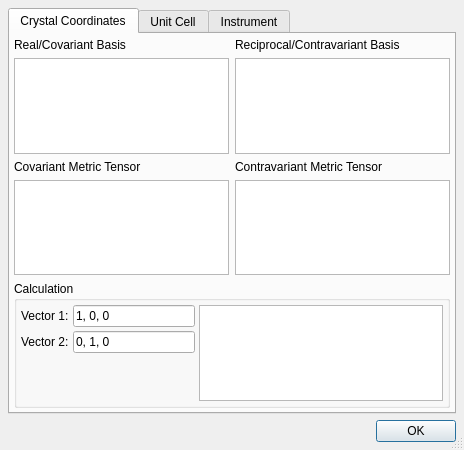
Old version of the form ui/real_params.ui in the repository tweber-ill/frm_mirror-takin1.
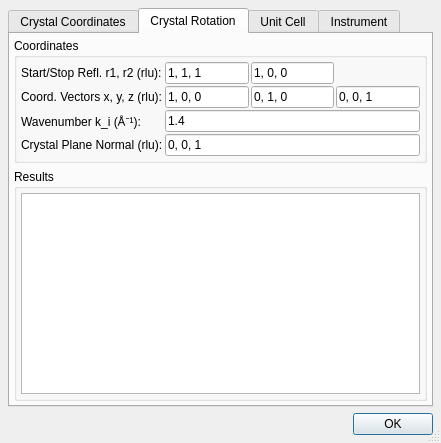
New version of the form. The open tabs and pages were chosen to show the change.

Patch:
```diff
--- a/ui/real_params.ui
+++ b/ui/real_params.ui
@@ -6,8 +6,8 @@
    <rect>
     <x>0</x>
     <y>0</y>
-    <width>464</width>
-    <height>450</height>
+    <width>441</width>
+    <height>443</height>
    </rect>
   </property>
   <property name="windowTitle">
@@ -165,6 +165,154 @@
        </item>
       </layout>
      </widget>
+     <widget class="QWidget" name="tab_4">
+      <attribute name="title">
+       <string>Crystal Rotation</string>
+      </attribute>
+      <layout class="QGridLayout" name="gridLayout_10">
+       <property name="margin">
+        <number>4</number>
+       </property>
+       <item row="0" column="0">
+        <widget class="QGroupBox" name="groupBox_2">
+         <property name="title">
+          <string>Coordinates</string>
+         </property>
+         <layout class="QGridLayout" name="gridLayout_8">
+          <property name="margin">
+           <number>4</number>
+          </property>
+          <property name="spacing">
+           <number>2</number>
+          </property>
+          <item row="0" column="0">
+           <widget class="QLabel" name="label_15">
+            <property name="text">
+             <string>Start/Stop Refl. r1, r2 (rlu):</string>
+            </property>
+           </widget>
+          </item>
+          <item row="0" column="1">
+           <widget class="QLineEdit" name="editRotCoords">
+            <property name="toolTip">
+             <string>Starting Bragg peak.</string>
+            </property>
+            <property name="text">
+             <string>1, 1, 1</string>
+            </property>
+           </widget>
+          </item>
+          <item row="0" column="2">
+           <widget class="QLineEdit" name="editRotTo">
+            <property name="toolTip">
+             <string>Bragg peak to rotate into.</string>
+            </property>
+            <property name="text">
+             <string>1, 0, 0</string>
+            </property>
+           </widget>
+          </item>
+          <item row="1" column="0">
+           <widget class="QLabel" name="label_18">
+            <property name="text">
+             <string>Coord. Vectors x, y, z (rlu):</string>
+            </property>
+           </widget>
+          </item>
+          <item row="1" column="1">
+           <widget class="QLineEdit" name="editRotBaseX">
+            <property name="toolTip">
+             <string>Basis x reflection.</string>
+            </property>
+            <property name="text">
+             <string>1, 0, 0</string>
+            </property>
+           </widget>
+          </item>
+          <item row="1" column="2">
+           <widget class="QLineEdit" name="editRotBaseY">
+            <property name="toolTip">
+             <string>Basis y reflection.</string>
+            </property>
+            <property name="text">
+             <string>0, 1, 0</string>
+            </property>
+           </widget>
+          </item>
+          <item row="1" column="3">
+           <widget class="QLineEdit" name="editRotBaseZ">
+            <property name="toolTip">
+             <string>Basis z reflection.</string>
+            </property>
+            <property name="text">
+             <string>0, 0, 1</string>
+            </property>
+            <property name="readOnly">
+             <bool>true</bool>
+            </property>
+           </widget>
+          </item>
+          <item row="2" column="0">
+           <widget class="QLabel" name="label_16">
+            <property name="text">
+             <string>Wavenumber k_i (Å⁻¹):</string>
+            </property>
+           </widget>
+          </item>
+          <item row="2" column="1" colspan="3">
+           <widget class="QLineEdit" name="editRotKi">
+            <property name="toolTip">
+             <string>Initial wavenumber.</string>
+            </property>
+            <property name="text">
+             <string>1.4</string>
+            </property>
+           </widget>
+          </item>
+          <item row="3" column="0">
+           <widget class="QLabel" name="label_17">
+            <property name="text">
+             <string>Crystal Plane Normal (rlu):</string>
+            </property>
+           </widget>
+          </item>
+          <item row="3" column="1" colspan="3">
+           <widget class="QLineEdit" name="editRotNorm">
+            <property name="toolTip">
+             <string>Normal &quot;up&quot; vector.</string>
+            </property>
+            <property name="text">
+             <string>0, 0, 1</string>
+            </property>
+           </widget>
+          </item>
+         </layout>
+        </widget>
+       </item>
+       <item row="1" column="0">
+        <widget class="QGroupBox" name="groupBox_5">
+         <property name="title">
+          <string>Results</string>
+         </property>
+         <layout class="QGridLayout" name="gridLayout_9">
+          <property name="margin">
+           <number>4</number>
+          </property>
+          <property name="spacing">
+           <number>4</number>
+          </property>
+          <item row="0" column="0">
+           <widget class="QTextEdit" name="editCalcRot">
+            <property name="readOnly">
+             <bool>true</bool>
+            </property>
+           </widget>
+          </item>
+         </layout>
+        </widget>
+       </item>
+      </layout>
+     </widget>
      <widget class="QWidget" name="tab_2">
       <attribute name="title">
        <string>Unit Cell</string>
```
Left out of the diff: 18 changed lines with no effect on the pictures.
